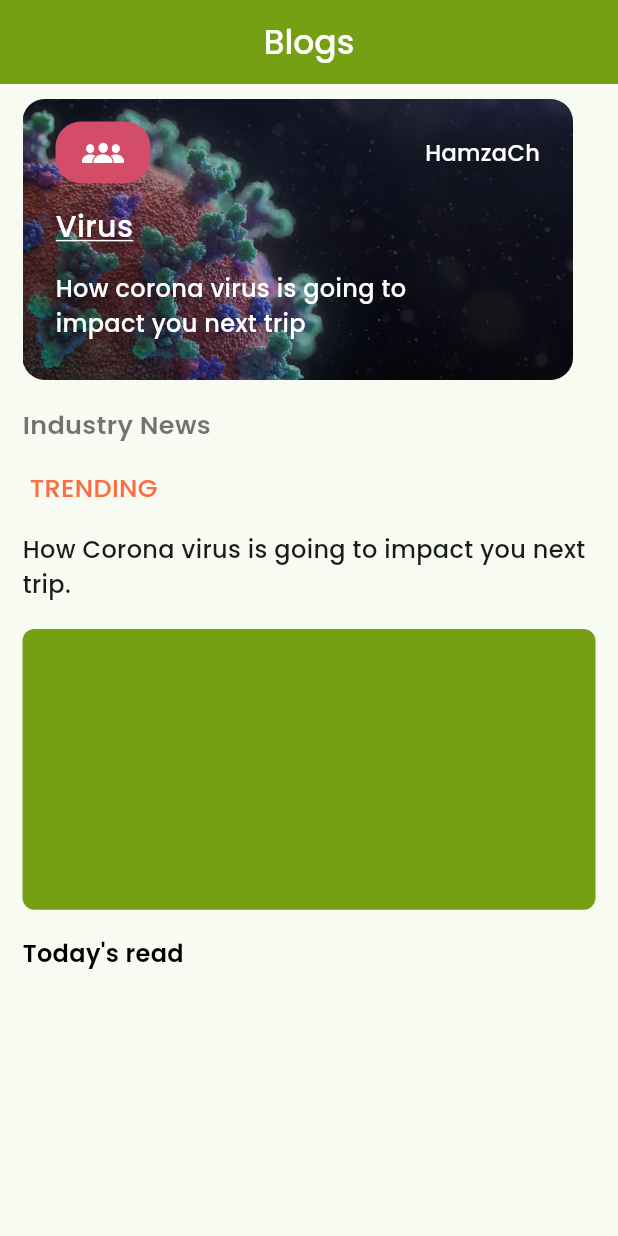
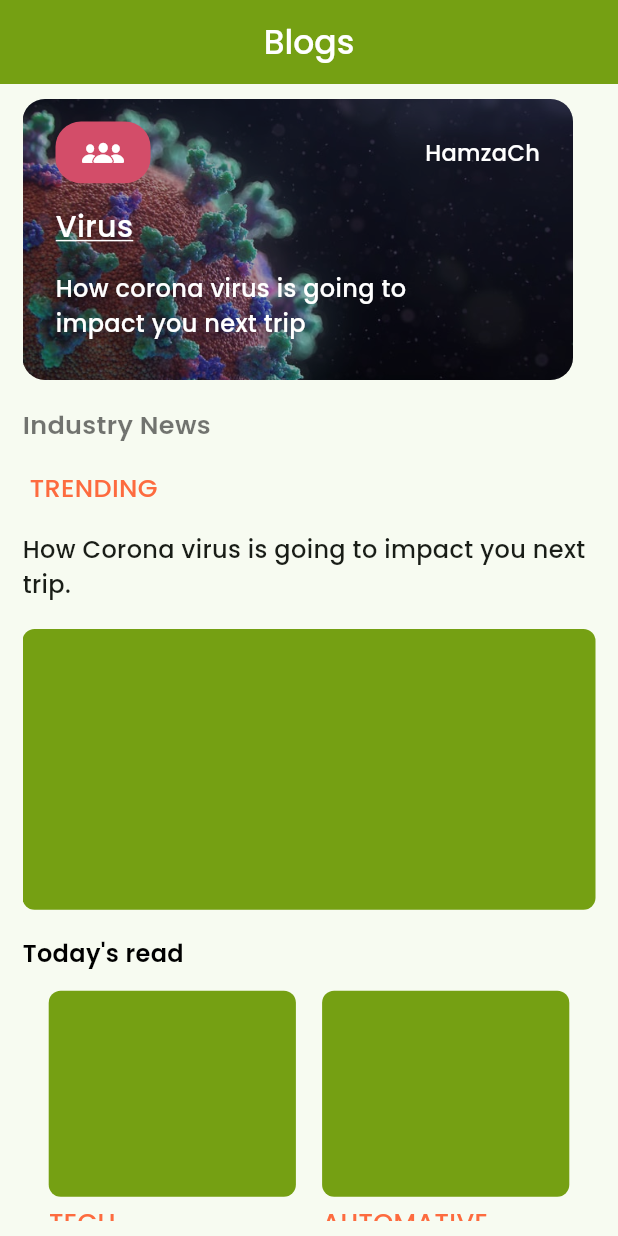
Before and after one commit to HAMZA-CH420/Acaste, a Flutter app: the BlogScreen screen opened directly, on a phone screen of 412 x 824 dp. Run offline on Flutter 3.47's test engine with Material 3 defaults, Android fonts, the phone set to English and light mode, and no system bars; our stand-ins replace google_fonts, iconsax.

Commit message:
minor changes

```diff
--- a/lib/Features/BlogScreen/widgets/today_read.dart
+++ b/lib/Features/BlogScreen/widgets/today_read.dart
@@ -1,12 +1,16 @@
+import 'package:acaste/UiHelpers/ColorPalette/color_palette.dart';
 import 'package:flutter/material.dart';
 import 'package:google_fonts/google_fonts.dart';
 
 class TodayRead extends StatelessWidget {
   const TodayRead({super.key});
-
   @override
   Widget build(BuildContext context) {
+    final size = MediaQuery.of(context).size;
+
     return Column(
+      crossAxisAlignment: CrossAxisAlignment.start,
+      spacing: 13,
       children: [
         Text(
           "Today's read",
@@ -16,6 +20,38 @@ class TodayRead extends StatelessWidget {
             color: Colors.black,
           ),
         ),
+        Row(
+          mainAxisAlignment: MainAxisAlignment.spaceEvenly,
+          children: [
+            categories(size, "TECH"),
+            categories(size, "AUTOMATIVE"),
+          ],
+        ),
+      ],
+    );
+  }
+
+  Widget categories(var size, String banner) {
+    return Column(
+      crossAxisAlignment: CrossAxisAlignment.start,
+      spacing: 5,
+      children: [
+        Container(
+          height: size.height / 6,
+          width: size.width / 2.5,
+          decoration: BoxDecoration(
+            borderRadius: BorderRadius.circular(8),
+            color: Palette.primaryColor,
+          ),
+        ),
+        Text(
+          banner,
+          style: GoogleFonts.poppins(
+            fontSize: 17,
+            fontWeight: FontWeight.w500,
+            color: Color(0XFFFD6B3F),
+          ),
+        ),
       ],
     );
   }
```
